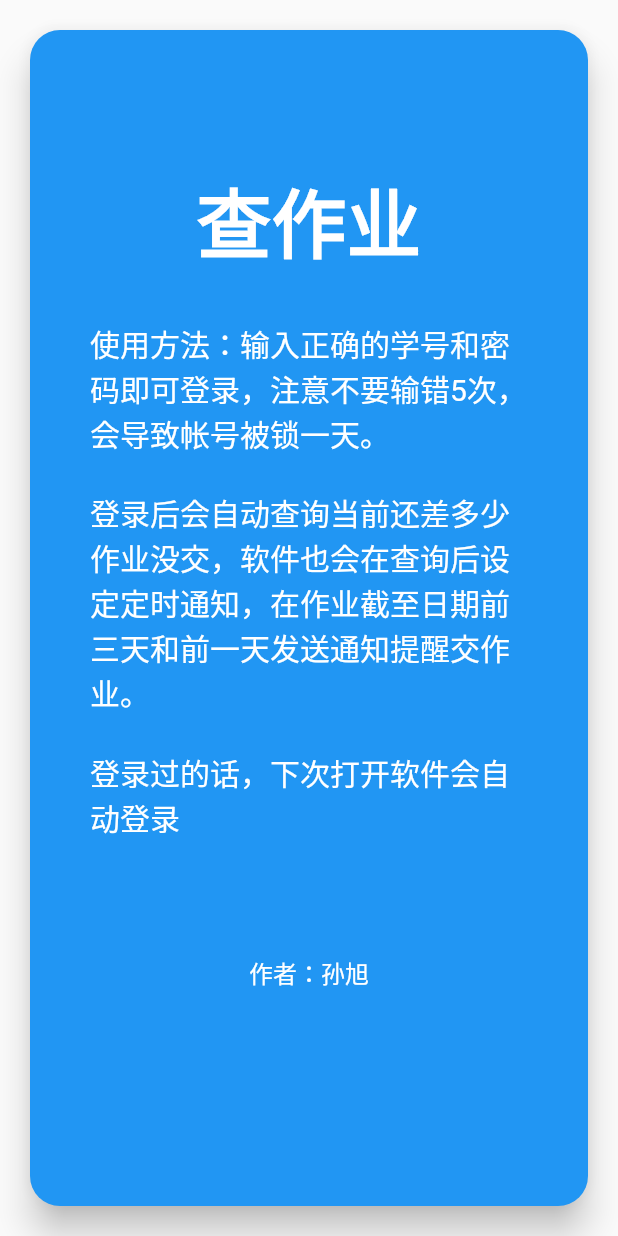
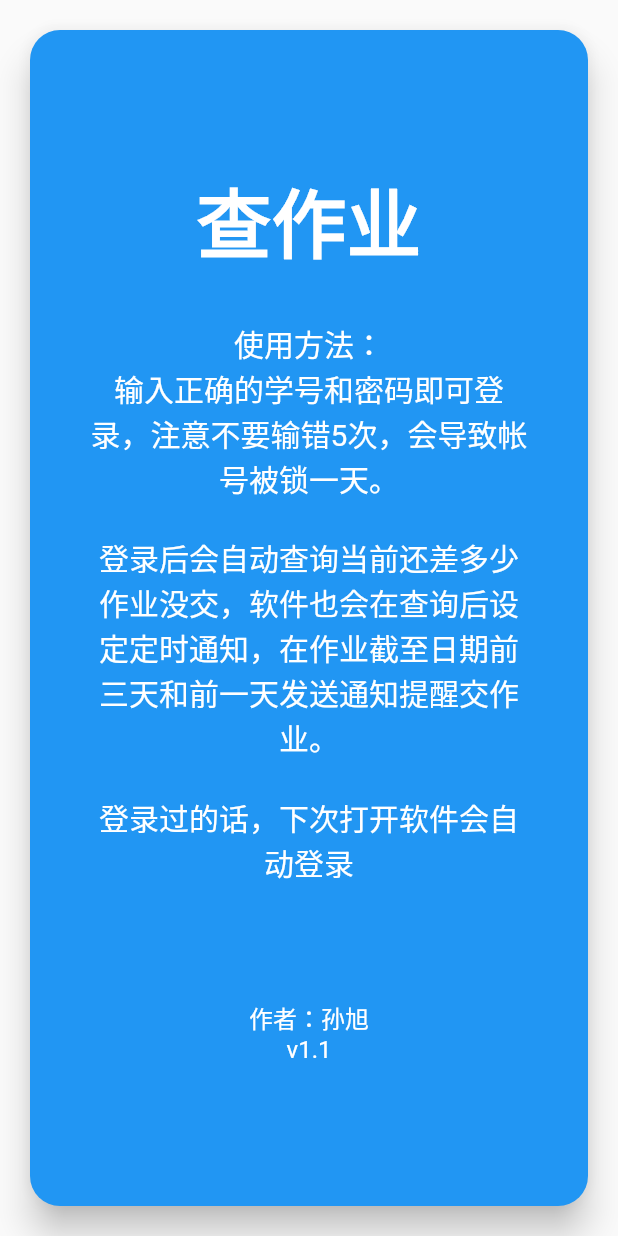
Before and after one commit to recallfuture/elearning, a Flutter app: the screen it shows after launch, after a tap on "登录", after a tap on the "help" icon, on a phone screen of 412 x 824 dp. Run offline on Flutter 3.47's test engine with Material 2 defaults, Android fonts, the phone set to English and light mode, and no system bars; our stand-ins replace cookie_jar, dio, flutter_local_notifications, shared_preferences; missing offline and left inert: gbk2utf8; network calls fail; statements that could not run were skipped.

Commit message:
优化UI和首页登录体验 用户名输入框里回车会自动跳到密码输入框，密码里回车会直接登录 帮助页面调成居中对齐 主页面UI调整，每个作业改为卡片式展示

```diff
--- a/lib/Help.dart
+++ b/lib/Help.dart
@@ -34,6 +34,7 @@ class HelpPage extends StatelessWidget {
   Widget buildTitle() {
     return Text(
       '查作业',
+      textAlign: TextAlign.center,
       style: TextStyle(
           fontSize: 50.0,
           fontWeight: FontWeight.bold,
@@ -44,10 +45,11 @@ class HelpPage extends StatelessWidget {
 
   Widget buildUsage() {
     return Text(
-      '使用方法：输入正确的学号和密码即可登录，注意不要输错5次，会导致帐号被锁一天。\n\n' +
+      '使用方法：\n输入正确的学号和密码即可登录，注意不要输错5次，会导致帐号被锁一天。\n\n' +
         '登录后会自动查询当前还差多少作业没交，软件也会在查询后设定定时通知，' +
         '在作业截至日期前三天和前一天发送通知提醒交作业。\n\n' +
         '登录过的话，下次打开软件会自动登录\n\n',
+      textAlign: TextAlign.center,
       style: TextStyle(
         fontSize: 20.0,
         color: Colors.white,
@@ -57,7 +59,9 @@ class HelpPage extends StatelessWidget {
 
   Widget buildAuthor() {
     return Text(
-      '作者：孙旭\n',
+      '作者：孙旭\n' +
+      'v1.1',
+      textAlign: TextAlign.center,
       style: TextStyle(
         fontSize: 16.0,
         color: Colors.white,
--- a/lib/Login.dart
+++ b/lib/Login.dart
@@ -12,6 +12,7 @@ class LoginPage extends StatefulWidget {
 
 class _LoginPageState extends State<LoginPage> {
   final _formKey = GlobalKey<FormState>();
+  FocusNode passwordFieldNode = FocusNode();
   String _username, _password;
   bool _isObscure = true;
   Color _eyeColor;
@@ -63,7 +64,7 @@ class _LoginPageState extends State<LoginPage> {
                 ),
                 buildTitle(),
                 SizedBox(height: 100.0),
-                buildEmailTextField(),
+                buildUsernameTextField(context),
                 SizedBox(height: 30.0),
                 buildPasswordTextField(context),
                 SizedBox(height: 100.0),
@@ -74,23 +75,8 @@ class _LoginPageState extends State<LoginPage> {
             ));
   }
 
-  Align buildLoginButton(BuildContext context) {
-    return Align(
-      child: SizedBox(
-        height: 45.0,
-        width: 270.0,
-        child: RaisedButton(
-          child: _logining ?
-          CircularProgressIndicator(
-            valueColor: new AlwaysStoppedAnimation<Color>(Colors.white),
-          ):
-          Text(
-            '登录',
-            style: Theme.of(context).primaryTextTheme.headline,
-          ),
-
-          color: Colors.black,
-          onPressed: () {
+  // 登录
+  void login() {
     if (_formKey.currentState.validate()) {
       ///只有输入的内容符合要求通过才会到达此处
       _formKey.currentState.save();
@@ -125,7 +111,25 @@ class _LoginPageState extends State<LoginPage> {
         Scaffold.of(context).showSnackBar(SnackBar(content: new Text('发生了错误，请重试')));
       });
     }
-          },
+  }
+
+  Align buildLoginButton(BuildContext context) {
+    return Align(
+      child: SizedBox(
+        height: 45.0,
+        width: 270.0,
+        child: RaisedButton(
+          child: _logining ?
+          CircularProgressIndicator(
+            valueColor: new AlwaysStoppedAnimation<Color>(Colors.white),
+          ):
+          Text(
+            '登录',
+            style: Theme.of(context).primaryTextTheme.headline,
+          ),
+
+          color: Colors.black,
+          onPressed: () => login(),
           shape: StadiumBorder(side: BorderSide()),
         ),
       ),
@@ -134,6 +138,7 @@ class _LoginPageState extends State<LoginPage> {
 
   TextFormField buildPasswordTextField(BuildContext context) {
     return TextFormField(
+      focusNode: passwordFieldNode,
       initialValue: this._password,
       onSaved: (String value) => _password = value,
       obscureText: _isObscure,
@@ -156,11 +161,13 @@ class _LoginPageState extends State<LoginPage> {
                       ? Colors.grey
                       : Theme.of(context).iconTheme.color;
                 });
-              })),
+              })
+      ),
+      onEditingComplete: () => login(),
     );
   }
 
-  TextFormField buildEmailTextField() {
+  TextFormField buildUsernameTextField(BuildContext context) {
     return TextFormField(
       initialValue: this._username,
       decoration: InputDecoration(
@@ -172,6 +179,7 @@ class _LoginPageState extends State<LoginPage> {
         }
       },
       onSaved: (String value) => _username = value,
+      onEditingComplete: () => FocusScope.of(context).requestFocus(passwordFieldNode),
     );
   }
 
@@ -193,7 +201,7 @@ class _LoginPageState extends State<LoginPage> {
           ),
           Text(
             '教学平台登录',
-            style: TextStyle(fontSize: 42.0),
+            style: TextStyle(fontSize: 40.0),
           ),
         ],
       )
```
Also changed, not shown: lib/Home.dart (+20 -13 lines). Lines whose indentation alone changed are shown as unchanged.
